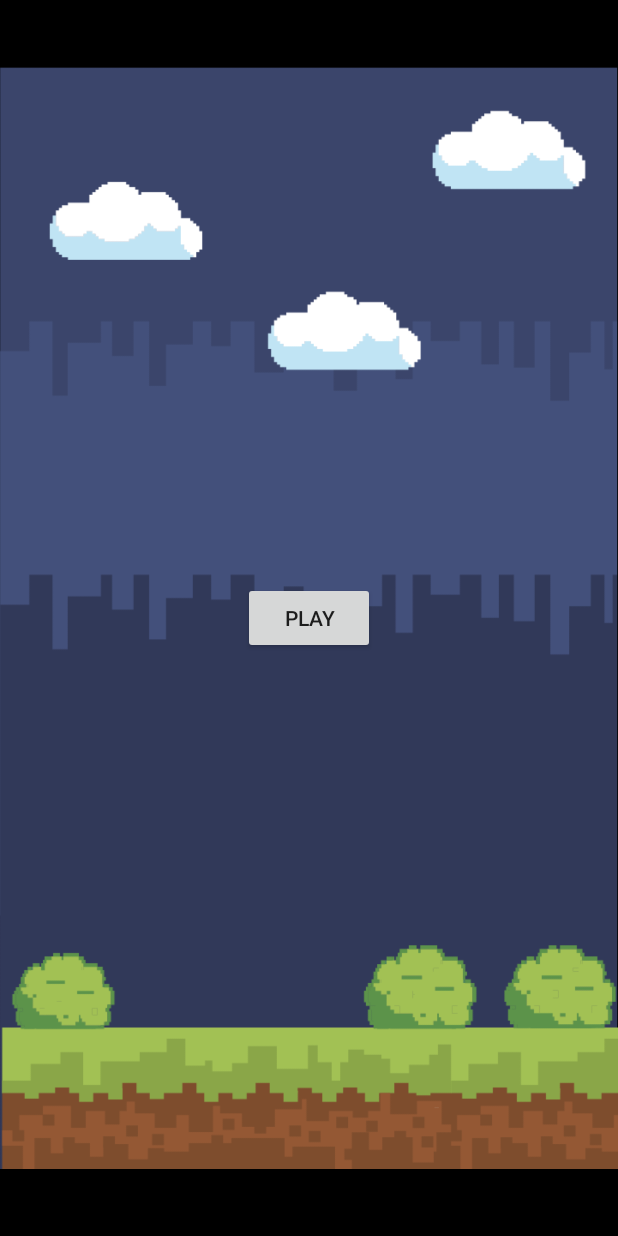
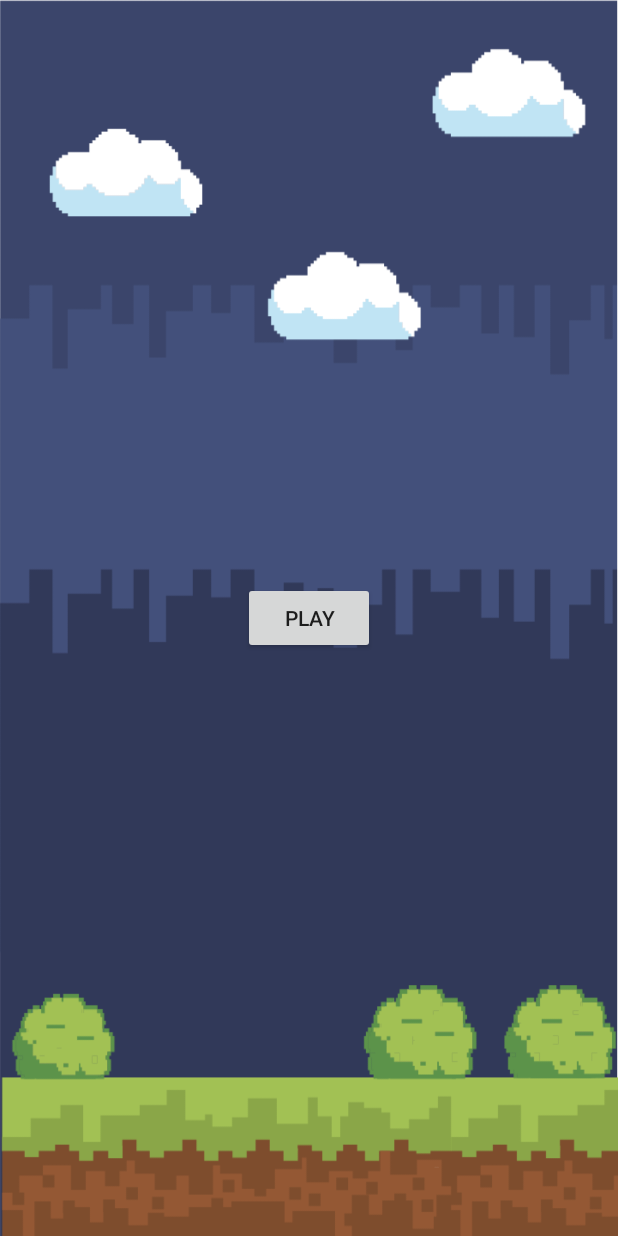
Before and after one commit to shortiefel/CSD3156_TeamProject, an Android app: the screen it shows after launch (MainActivity), on a phone screen of 412 x 824 dp. Run offline under Robolectric (Android 15) with nearby library versions, the phone set to English and light mode, and no system bars.

Commit message:
add fruit class + fix some stuff

```diff
--- a/CatchTheFruits/app/src/main/res/layout/activity_main.xml
+++ b/CatchTheFruits/app/src/main/res/layout/activity_main.xml
@@ -3,7 +3,7 @@
     xmlns:tools="http://schemas.android.com/tools"
     android:layout_width="match_parent"
     android:layout_height="match_parent"
-    android:background="#000"
+    android:background="@drawable/main_bg"
     android:baselineAligned="false"
     android:gravity="center"
     tools:context=".MainActivity" >
@@ -12,11 +12,11 @@
         android:layout_width="match_parent"
         android:layout_height="match_parent">
 
-        <ImageView
-            android:id="@+id/background"
-            android:layout_width="wrap_content"
-            android:layout_height="wrap_content"
-            app:srcCompat="@drawable/main_bg" />
+<!--        <ImageView-->
+<!--            android:id="@+id/background"-->
+<!--            android:layout_width="wrap_content"-->
+<!--            android:layout_height="wrap_content"-->
+<!--            app:srcCompat="@drawable/main_bg" />-->
 
         <Button
             android:id="@+id/playbtn"
```
Also changed, not shown: CatchTheFruits/app/src/main/AndroidManifest.xml (+6 -3 lines), CatchTheFruits/app/src/main/java/com/example/catchthefruits/Fruits.kt (added, +39 -0 lines).
